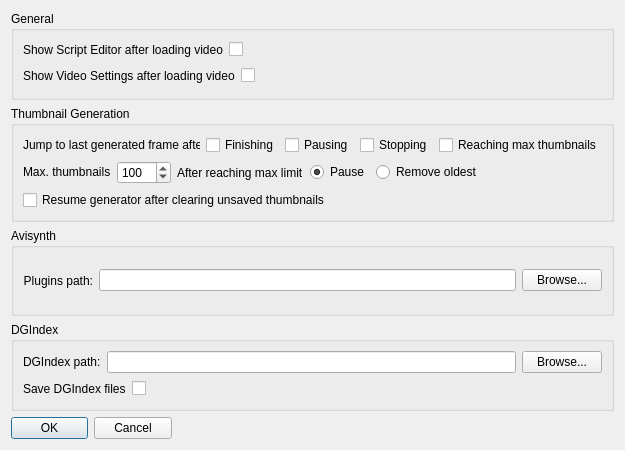
labyrinthofdreams/screenpicker, file configdialog.ui: the form before one commit.
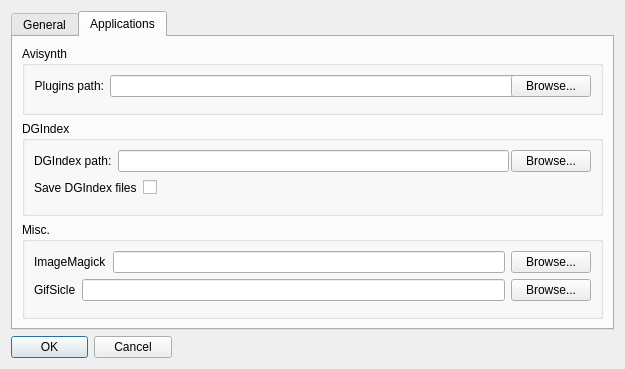
The form after the commit.

```diff
--- a/configdialog.ui
+++ b/configdialog.ui
@@ -7,7 +7,7 @@
     <x>0</x>
     <y>0</y>
     <width>625</width>
-    <height>450</height>
+    <height>369</height>
    </rect>
   </property>
   <property name="sizePolicy">
@@ -19,13 +19,13 @@
   <property name="minimumSize">
    <size>
     <width>625</width>
-    <height>450</height>
+    <height>360</height>
    </size>
   </property>
   <property name="maximumSize">
    <size>
     <width>625</width>
-    <height>450</height>
+    <height>9999</height>
    </size>
   </property>
   <property name="windowTitle">
@@ -33,12 +33,29 @@
   </property>
   <layout class="QVBoxLayout" name="verticalLayout_3">
    <item>
+    <widget class="QTabWidget" name="tabWidget">
+     <property name="tabPosition">
+      <enum>QTabWidget::North</enum>
+     </property>
+     <property name="tabShape">
+      <enum>QTabWidget::Rounded</enum>
+     </property>
+     <property name="currentIndex">
+      <number>1</number>
+     </property>
+     <property name="elideMode">
+      <enum>Qt::ElideNone</enum>
+     </property>
+     <widget class="QWidget" name="genTab">
+      <attribute name="title">
+       <string>General</string>
+      </attribute>
+      <layout class="QVBoxLayout" name="verticalLayout_6">
+       <item>
     <widget class="QGroupBox" name="groupBox_3">
      <property name="title">
       <string>General</string>
      </property>
-     <layout class="QHBoxLayout" name="horizontalLayout_11">
-      <item>
        <layout class="QVBoxLayout" name="verticalLayout">
         <item>
          <layout class="QHBoxLayout" name="horizontalLayout_5">
@@ -105,7 +122,18 @@
           </item>
          </layout>
         </item>
-       </layout>
+          <item>
+           <spacer name="verticalSpacer">
+            <property name="orientation">
+             <enum>Qt::Vertical</enum>
+            </property>
+            <property name="sizeHint" stdset="0">
+             <size>
+              <width>20</width>
+              <height>40</height>
+             </size>
+            </property>
+           </spacer>
       </item>
      </layout>
     </widget>
@@ -115,8 +143,6 @@
      <property name="title">
       <string>Thumbnail Generation</string>
      </property>
-     <layout class="QHBoxLayout" name="horizontalLayout_12">
-      <item>
        <layout class="QVBoxLayout" name="verticalLayout_2">
         <item>
          <layout class="QHBoxLayout" name="horizontalLayout_4">
@@ -297,17 +323,35 @@
           </item>
          </layout>
         </item>
-       </layout>
+          <item>
+           <spacer name="verticalSpacer_2">
+            <property name="orientation">
+             <enum>Qt::Vertical</enum>
+            </property>
+            <property name="sizeHint" stdset="0">
+             <size>
+              <width>20</width>
+              <height>40</height>
+             </size>
+            </property>
+           </spacer>
       </item>
      </layout>
     </widget>
    </item>
+      </layout>
+     </widget>
+     <widget class="QWidget" name="appTab">
+      <attribute name="title">
+       <string>Applications</string>
+      </attribute>
+      <layout class="QVBoxLayout" name="verticalLayout_8">
    <item>
     <widget class="QGroupBox" name="groupBox">
      <property name="title">
       <string>Avisynth</string>
      </property>
-     <layout class="QHBoxLayout" name="horizontalLayout_9">
+         <layout class="QVBoxLayout" name="verticalLayout_7">
       <item>
        <layout class="QHBoxLayout" name="horizontalLayout_2">
         <item>
@@ -348,6 +392,19 @@
         </item>
        </layout>
       </item>
+          <item>
+           <spacer name="verticalSpacer_3">
+            <property name="orientation">
+             <enum>Qt::Vertical</enum>
+            </property>
+            <property name="sizeHint" stdset="0">
+             <size>
+              <width>20</width>
+              <height>40</height>
+             </size>
+            </property>
+           </spacer>
+          </item>
      </layout>
     </widget>
    </item>
@@ -356,8 +413,6 @@
      <property name="title">
       <string>DGIndex</string>
      </property>
-     <layout class="QHBoxLayout" name="horizontalLayout_10">
-      <item>
        <layout class="QVBoxLayout" name="verticalLayout_4">
         <item>
          <layout class="QHBoxLayout" name="horizontalLayout_3">
@@ -424,9 +479,88 @@
           </item>
          </layout>
         </item>
-       </layout>
-      </item>
-     </layout>
+          <item>
+           <spacer name="verticalSpacer_4">
+            <property name="orientation">
+             <enum>Qt::Vertical</enum>
+            </property>
+            <property name="sizeHint" stdset="0">
+             <size>
+              <width>20</width>
+              <height>40</height>
+             </size>
+            </property>
+           </spacer>
+          </item>
+         </layout>
+        </widget>
+       </item>
+       <item>
+        <widget class="QGroupBox" name="groupBox_5">
+         <property name="title">
+          <string>Misc.</string>
+         </property>
+         <layout class="QVBoxLayout" name="verticalLayout_5">
+          <item>
+           <layout class="QHBoxLayout" name="horizontalLayout_13">
+            <item>
+             <widget class="QLabel" name="label_6">
+              <property name="text">
+               <string>ImageMagick</string>
+              </property>
+             </widget>
+            </item>
+            <item>
+             <widget class="QLineEdit" name="editImageMagickPath"/>
+            </item>
+            <item>
+             <widget class="QPushButton" name="buttonImageMagickBrowse">
+              <property name="text">
+               <string>Browse...</string>
+              </property>
+             </widget>
+            </item>
+           </layout>
+          </item>
+          <item>
+           <layout class="QHBoxLayout" name="horizontalLayout_14">
+            <item>
+             <widget class="QLabel" name="label_7">
+              <property name="text">
+               <string>GifSicle</string>
+              </property>
+             </widget>
+            </item>
+            <item>
+             <widget class="QLineEdit" name="editGifsiclePath"/>
+            </item>
+            <item>
+             <widget class="QPushButton" name="buttonGifsicleBrowse">
+              <property name="text">
+               <string>Browse...</string>
+              </property>
+             </widget>
+            </item>
+           </layout>
+          </item>
+          <item>
+           <spacer name="verticalSpacer_5">
+            <property name="orientation">
+             <enum>Qt::Vertical</enum>
+            </property>
+            <property name="sizeHint" stdset="0">
+             <size>
+              <width>20</width>
+              <height>40</height>
+             </size>
+            </property>
+           </spacer>
+          </item>
+         </layout>
+        </widget>
+       </item>
+      </layout>
+     </widget>
     </widget>
    </item>
    <item>
```
Lines whose indentation alone changed are shown as unchanged.
